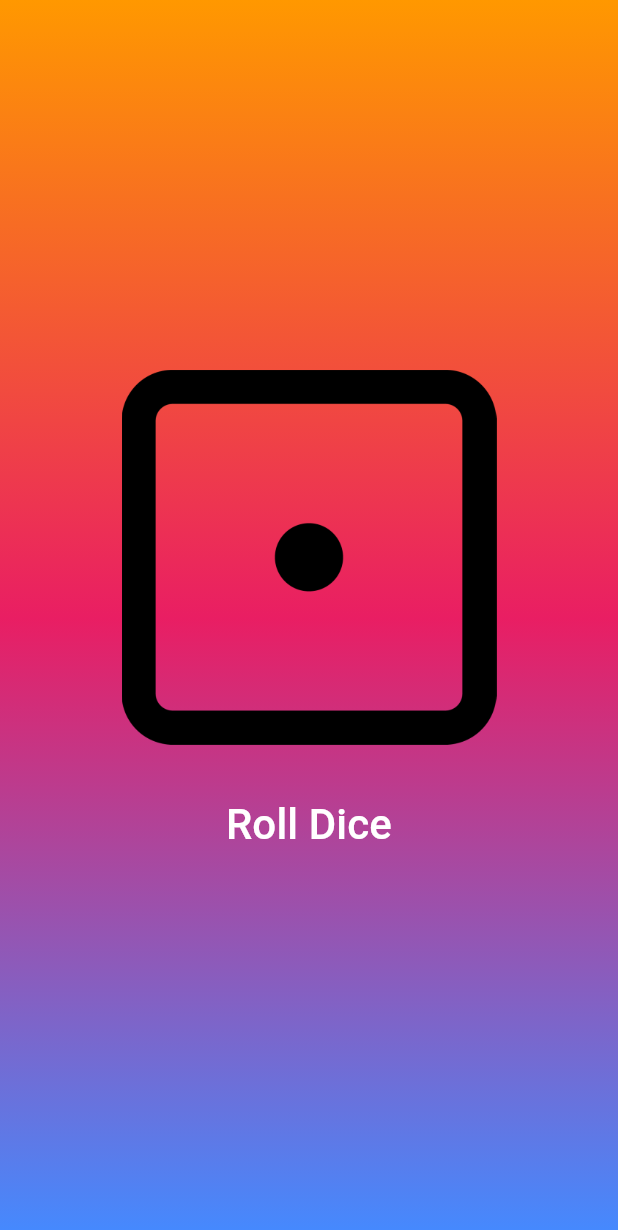
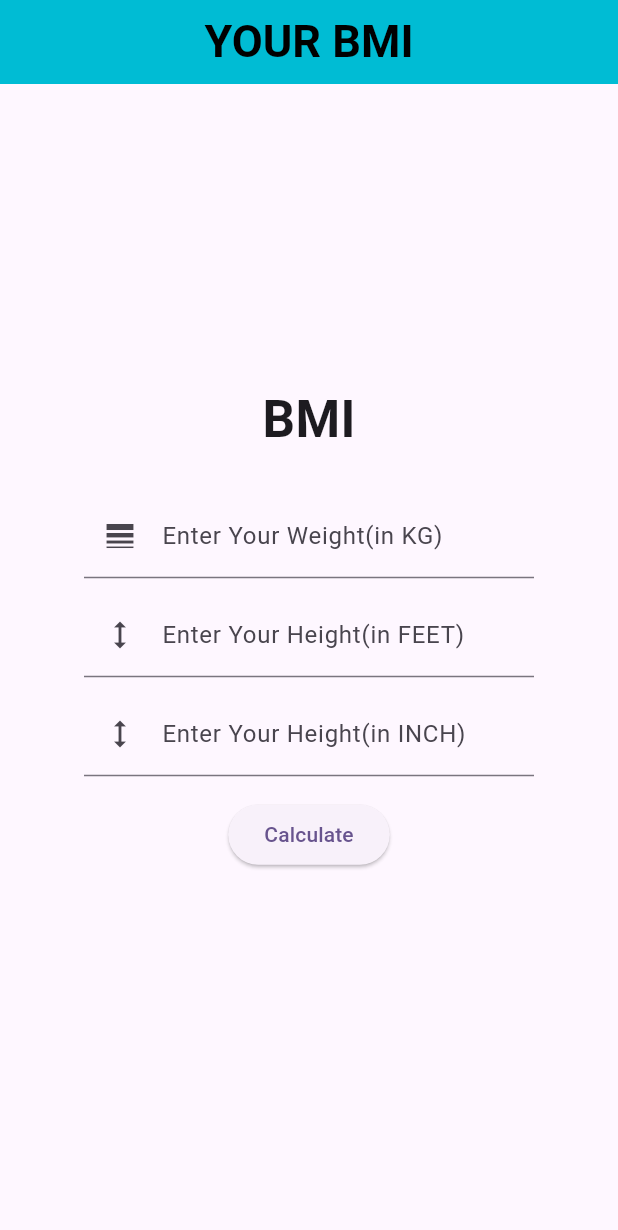
Before and after one commit to rafiul9040devapp/Test_Geet, a Flutter app: the screen it shows after launch, on a phone screen of 412 x 824 dp. Shown: the top 1230 px of the screen. Run offline on Flutter 3.47's test engine with Material 3 defaults, Android fonts, the phone set to English and light mode, and no system bars; our stand-ins replace get, lottie, transparent_image; project files that could hold a hidden picture were left out.

Commit message:
bmi is on going

```diff
--- /dev/null
+++ b/lib/bmi_calculator/bmi_screen.dart
@@ -0,0 +1,111 @@
+import 'package:flutter/material.dart';
+
+class BMIScreen extends StatefulWidget {
+  const BMIScreen({super.key});
+
+  @override
+  State<BMIScreen> createState() => _BMIScreenState();
+}
+
+class _BMIScreenState extends State<BMIScreen> {
+  var wtController = TextEditingController();
+  var ftController = TextEditingController();
+  var inController = TextEditingController();
+  var result = '';
+
+  @override
+  Widget build(BuildContext context) {
+    return Scaffold(
+      appBar: AppBar(
+        title: const Text(
+          'YOUR BMI',
+          style: TextStyle(
+              color: Colors.black, fontWeight: FontWeight.w700, fontSize: 30),
+        ),
+        centerTitle: true,
+        backgroundColor: Colors.cyan,
+      ),
+      body: Center(
+        child: SizedBox(
+          width: 300,
+          child: Column(
+            mainAxisAlignment: MainAxisAlignment.center,
+            crossAxisAlignment: CrossAxisAlignment.center,
+            children: [
+              const Text(
+                'BMI',
+                style: TextStyle(fontSize: 34, fontWeight: FontWeight.w700),
+              ),
+              const SizedBox(height: 25),
+              TextField(
+                controller: wtController,
+                decoration: const InputDecoration(
+                  label: Text('Enter Your Weight(in KG)'),
+                  prefixIcon: Icon(Icons.line_weight),
+                ),
+                keyboardType: TextInputType.number,
+              ),
+              const SizedBox(height: 10),
+              TextField(
+                controller: ftController,
+                decoration: const InputDecoration(
+                  label: Text('Enter Your Height(in FEET)'),
+                  prefixIcon: Icon(Icons.height),
+                ),
+                keyboardType: TextInputType.number,
+              ),
+              const SizedBox(height: 10),
+              TextField(
+                controller: inController,
+                decoration: const InputDecoration(
+                  label: Text('Enter Your Height(in INCH)'),
+                  prefixIcon: Icon(Icons.height),
+                ),
+                keyboardType: TextInputType.number,
+              ),
+              const SizedBox(height: 15),
+              ElevatedButton(
+                onPressed: () {
+                  var wt = wtController.text.toString();
+                  var ft = ftController.text.toString();
+                  var inch = inController.text.toString();
+
+                  if (wt != '' && ft != '' && inch != '') {
+                    var iWt = int.parse(wt, radix: 10);
+                    var iFt = int.parse(ft, radix: 10);
+                    var iInch = int.parse(inch, radix: 10);
+
+                    var totalInch = (iFt * 12) + iInch;
+                    var totalCentimeter = totalInch * 2.54;
+                    var totalMeter = totalCentimeter / 100;
+
+                    var bmiResult = iWt / (totalMeter * totalMeter);
+
+                    setState(() {
+                      result = 'Your BMI is ${bmiResult.toStringAsFixed(4)}';
+                    });
+                  } else {
+                    setState(
+                      () {
+                        result = 'Please Fill All The Required Blanks';
+                      },
+                    );
+                  }
+                },
+                child: const Text('Calculate'),
+              ),
+              const SizedBox(height: 15),
+              Text(
+                result,
+                style: const TextStyle(
+                  fontWeight: FontWeight.w500,
+                  fontSize: 20,
+                ),
+              ),
+            ],
+          ),
+        ),
+      ),
+    );
+  }
+}
--- a/lib/main.dart
+++ b/lib/main.dart
@@ -1,6 +1,7 @@
 import 'package:flutter/material.dart';
 import 'package:get/get_navigation/src/root/get_material_app.dart';
 import 'package:test_geet/app_theme/gradiant_theme.dart';
+import 'package:test_geet/bmi_calculator/bmi_screen.dart';
 import 'package:test_geet/data_table/balance_history.dart';
 import 'package:test_geet/list_view_column/wlistview_column.dart';
 import 'package:test_geet/responsive_layout/desktop_scaffold.dart';
@@ -29,8 +30,7 @@ class MyApp extends StatelessWidget {
         useMaterial3: true,
       ),
 
-      home: const GradiantTheme(),
-
+      home: const BMIScreen(),
       // home: const ResponsiveLayout(
       //   mobileScaffold: MobileScaffold(),
       //   tabletScaffold: TabletScaffold(),
```
